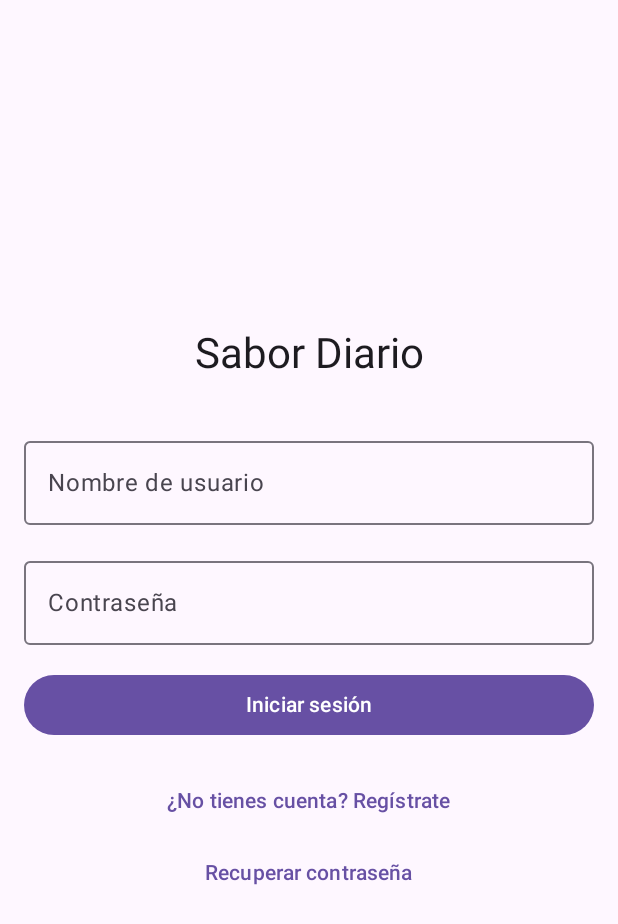
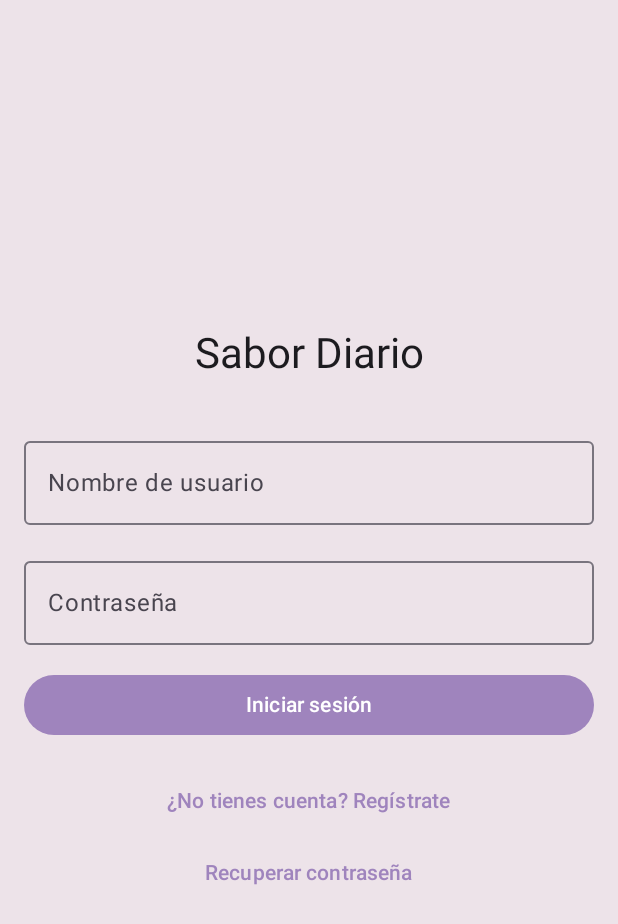
Before and after one commit to cesar-bravo-m/tarea-kotlin, an Android app built with Jetpack Compose: the screen it shows after launch (MainActivity), on a phone screen of 412 x 824 dp. Shown: the top 924 px of the screen. Run offline under Robolectric (Android 15) with nearby library versions, the phone set to English and light mode, and no system bars.

Commit message:
MinSdk 35 -> 25; Implementación de tema

```diff
--- a/app/build.gradle.kts
+++ b/app/build.gradle.kts
@@ -10,7 +10,7 @@ android {
 
     defaultConfig {
         applicationId = "com.example.myapplication"
-        minSdk = 35
+        minSdk = 26
         targetSdk = 35
         versionCode = 1
         versionName = "1.0"
--- a/app/src/main/java/com/example/myapplication/MainActivity.kt
+++ b/app/src/main/java/com/example/myapplication/MainActivity.kt
@@ -13,13 +13,16 @@ import com.example.myapplication.ui.recipes.RecipeList
 import com.example.myapplication.ui.session.LoginScreen
 import com.example.myapplication.ui.session.RecoveryDialog
 import com.example.myapplication.ui.session.RegisterScreen
+import com.example.myapplication.ui.theme.MyApplicationTheme
 
 class MainActivity : ComponentActivity() {
     override fun onCreate(savedInstanceState: Bundle?) {
         super.onCreate(savedInstanceState)
         enableEdgeToEdge()
         setContent {
-            App()
+            MyApplicationTheme {
+                App()
+            }
         }
     }
 }
--- a/app/src/main/java/com/example/myapplication/ui/theme/Color.kt
+++ b/app/src/main/java/com/example/myapplication/ui/theme/Color.kt
@@ -4,8 +4,8 @@ import androidx.compose.ui.graphics.Color
 
 // Paleta de colores: https://coolors.co/7bdff2-b2f7ef-eff7f6-f7d6e0-f2b5d4
 
-val NonPhotoBlue = Color(0xFF7BDFF2)
-val Celeste = Color(0xFFB2F7EF)
-val MintCream = Color(0xFFEFF7F6)
-val MimiPink = Color(0xFFF7D6E0)
-val LavenderPink = Color(0xFFF2B6D4)
+val first = Color(0xFF9F84BD)
+val second = Color(0xFFC90BD8)
+val third = Color(0xFFEBC3DB)
+val fourth = Color(0xFFEDE3E9)
+val fifth = Color(0xFFE6E4CE)
--- a/app/src/main/java/com/example/myapplication/ui/theme/Theme.kt
+++ b/app/src/main/java/com/example/myapplication/ui/theme/Theme.kt
@@ -13,11 +13,11 @@ import androidx.compose.ui.graphics.Color
 import androidx.compose.ui.platform.LocalContext
 
 private val LightColorScheme = lightColorScheme(
-    primary = NonPhotoBlue,
-    secondary = Celeste,
-    tertiary = MimiPink,
-    background = Color(0xFFFFFBFE),
-    surface = Color(0xFFFFFBFE),
+    primary = first,
+    secondary = second,
+    tertiary = third,
+    background = fourth,
+    surface = fifth,
     onPrimary = Color.White,
     onSecondary = Color.White,
     onTertiary = Color.White,
```
